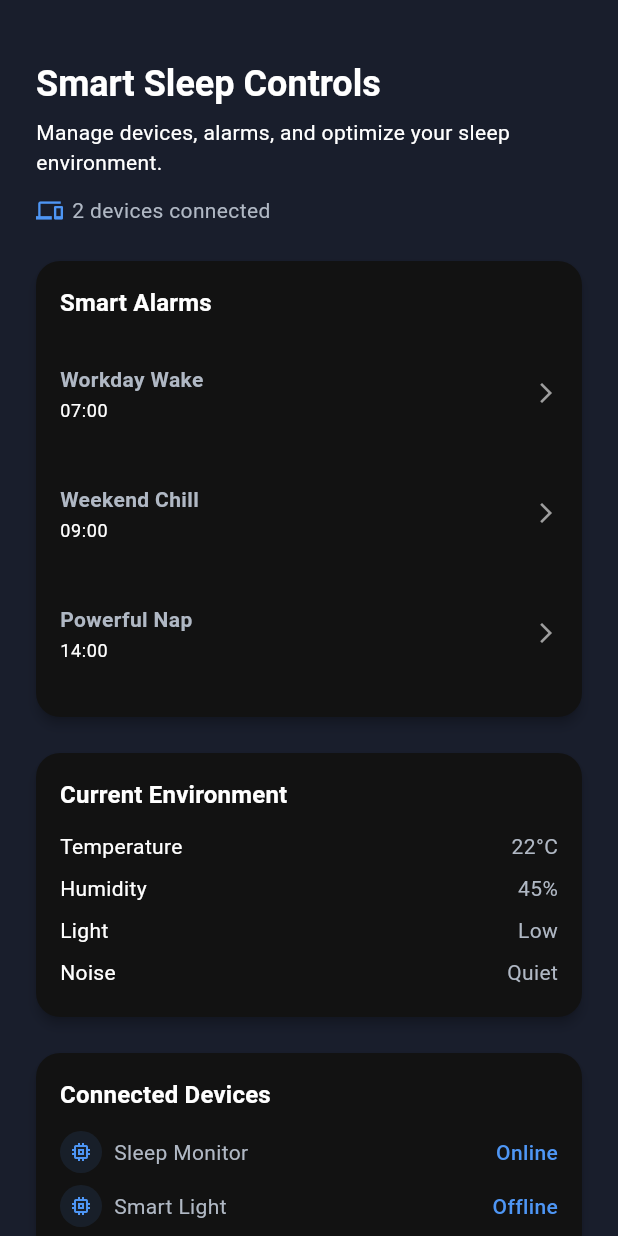
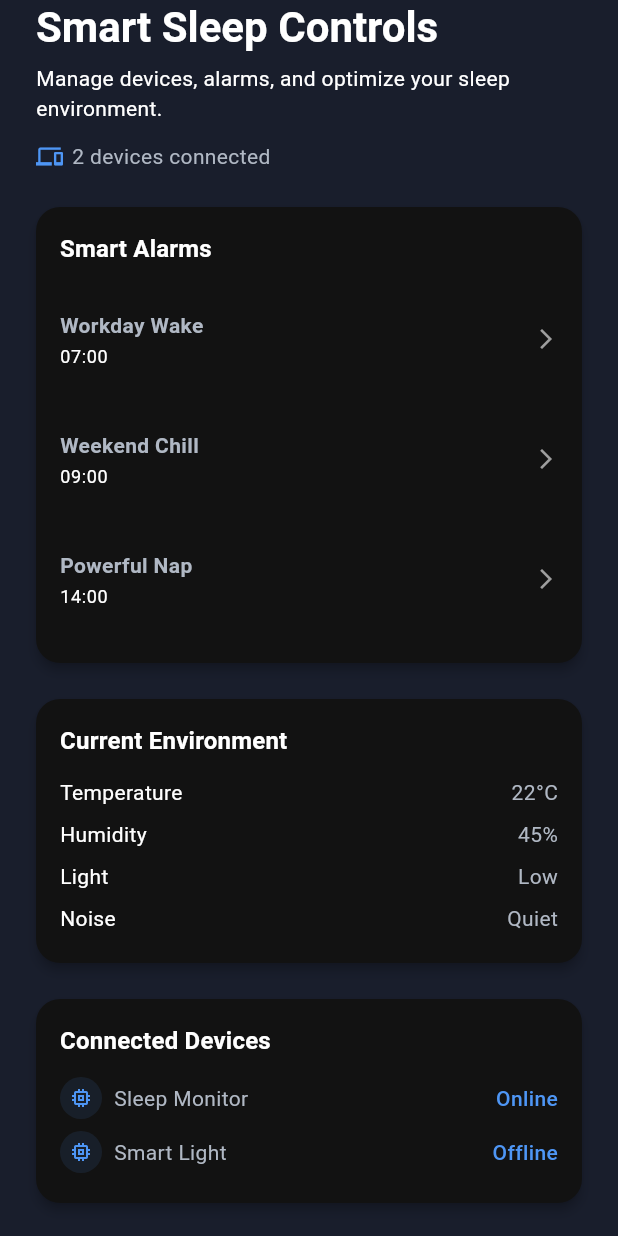
Before and after one commit to TracyHT/ease_sleep_optimization, a Flutter app: the ControlsScreen screen opened directly, on a phone screen of 412 x 824 dp. Run offline on Flutter 3.47's test engine with Material 3 defaults, Android fonts, the phone set to English and light mode, and no system bars; our stand-ins replace firebase_auth, firebase_core, fl_chart, flutter_riverpod; accounts and stored records are empty.

Commit message:
adjust padding

```diff
--- a/lib/features/control/screens/controls_screen.dart
+++ b/lib/features/control/screens/controls_screen.dart
@@ -35,7 +35,7 @@ class ControlsScreen extends ConsumerWidget {
         child: SingleChildScrollView(
           padding: EdgeInsets.fromLTRB(
             AppSpacing.screenEdgePadding.left,
-            40.0 + MediaQuery.of(context).padding.top,
+            MediaQuery.of(context).padding.top,
             AppSpacing.screenEdgePadding.right,
             AppSpacing.screenEdgePadding.bottom,
           ),
@@ -45,7 +45,7 @@ class ControlsScreen extends ConsumerWidget {
               // Header
               Text(
                 'Smart Sleep Controls',
-                style: theme.textTheme.headlineSmall?.copyWith(
+                style: theme.textTheme.headlineMedium?.copyWith(
                   fontWeight: FontWeight.bold,
                 ),
               ),
--- a/lib/features/statistics/screens/statistics_screen.dart
+++ b/lib/features/statistics/screens/statistics_screen.dart
@@ -21,7 +21,7 @@ class StatisticsScreen extends ConsumerWidget {
         child: SingleChildScrollView(
           physics: const BouncingScrollPhysics(),
           padding: EdgeInsets.only(
-            top: 40.0 + MediaQuery.of(context).padding.top,
+            top: MediaQuery.of(context).padding.top,
             left: AppSpacing.screenEdgePadding.left,
             right: AppSpacing.screenEdgePadding.right,
             bottom: AppSpacing.screenEdgePadding.bottom,
```
